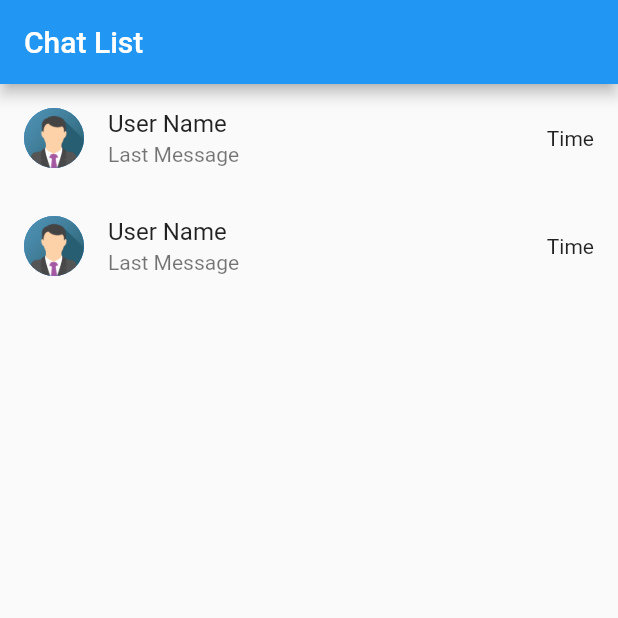
After one commit to akachiryo/english-teacher, a Flutter app: the screen it shows after launch, on a phone screen of 412 x 824 dp, the top half of it. The commit adds this screen. Run offline on Flutter 3.47's test engine with Material 2 defaults, Android fonts, the phone set to English and light mode, and no system bars; our stand-ins replace avatar_glow, flutter_dotenv, speech_to_text.

Commit message:
Refactor: ファイル分割完了

```diff
--- /dev/null
+++ b/lib/api/post_chat.dart
@@ -0,0 +1,44 @@
+import 'dart:convert' as convert;
+import 'package:http/http.dart' as http;
+import 'package:flutter_dotenv/flutter_dotenv.dart';
+import 'package:english_teacher/models/message.dart';
+
+Future<Message?> postChat(String text) async {
+  final token = dotenv.env['MY_TOKEN'];
+
+  var url = Uri.https("api.openai.com", "v1/chat/completions");
+
+  try {
+    final response = await http.post(
+      url,
+      body: convert.jsonEncode({
+        "model": "gpt-3.5-turbo",
+        "messages": [
+          {"role": "user", "content": text}
+        ]
+      }),
+      headers: {
+        "Content-Type": "application/json",
+        "Authorization": "Bearer $token"
+      },
+    );
+
+    if (response.statusCode == 200) {
+      Map<String, dynamic> answer =
+          convert.jsonDecode(convert.utf8.decode(response.bodyBytes));
+
+      if (answer['choices'] != null && answer['choices'].isNotEmpty) {
+        return Message(
+            text: answer['choices'][0]["message"]["content"] ?? '',
+            isUser: false,
+            time: DateTime.now());
+      }
+    } else {
+      print("Error: ${response.body}");
+    }
+  } catch (e) {
+    print("Error posting chat: $e");
+  }
+
+  return null;
+}
--- /dev/null
+++ b/lib/models/message.dart
@@ -0,0 +1,7 @@
+class Message {
+  final String text;
+  final bool isUser;
+  final DateTime time;
+
+  Message({required this.text, required this.isUser, required this.time});
+}
--- /dev/null
+++ b/lib/screens/chat_list.dart
@@ -0,0 +1,40 @@
+import 'package:flutter/material.dart';
+import 'chat_room.dart';
+
+class ChatList extends StatelessWidget {
+  const ChatList({Key? key}) : super(key: key);
+
+  @override
+  Widget build(BuildContext context) {
+    return Scaffold(
+      appBar: AppBar(
+        title: const Text('Chat List'),
+      ),
+      body: ListView(
+        children: <Widget>[
+          ListTile(
+            onTap: () {
+              Navigator.of(context).push(MaterialPageRoute(
+                builder: (BuildContext context) => ChatRoom(),
+              ));
+            },
+            leading: const CircleAvatar(
+              backgroundImage: AssetImage('assets/images/sample_avatar.png'),
+            ),
+            title: const Text('User Name'),
+            subtitle: const Text('Last Message'),
+            trailing: const Text('Time'),
+          ),
+          const ListTile(
+            leading: CircleAvatar(
+              backgroundImage: AssetImage('assets/images/sample_avatar.png'),
+            ),
+            title: Text('User Name'),
+            subtitle: Text('Last Message'),
+            trailing: Text('Time'),
+          ),
+        ],
+      ),
+    );
+  }
+}
```
Also changed, not shown: lib/chat_list_view.dart (deleted, +0 -35 lines), lib/main.dart (+2 -50 lines), lib/screens/chat_room.dart (renamed from lib/chat_room.dart, +17 -100 lines), lib/utils/custom_location.dart (added, +17 -0 lines), lib/widgets/text_input.dart (added, +29 -0 lines), lib/widgets/left_balloon.dart (renamed from lib/left_balloon.dart), lib/widgets/right_balloon.dart (renamed from lib/right_balloon.dart).
